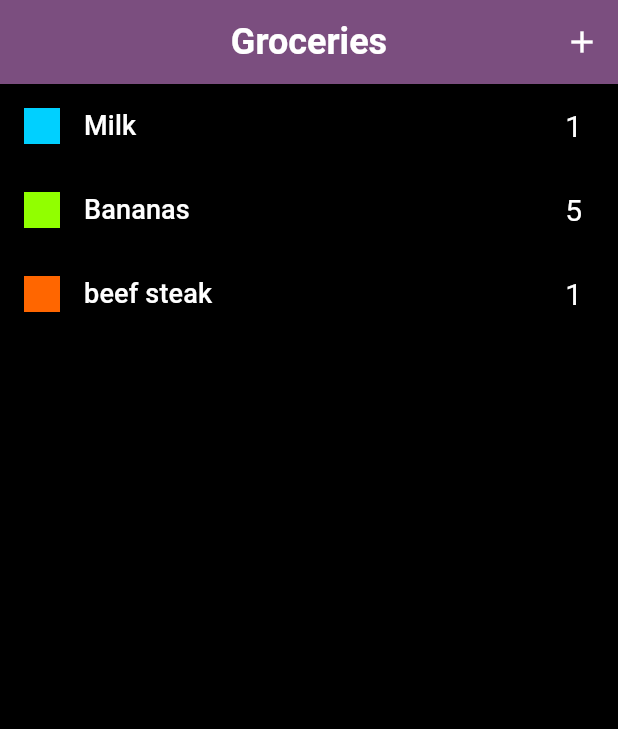
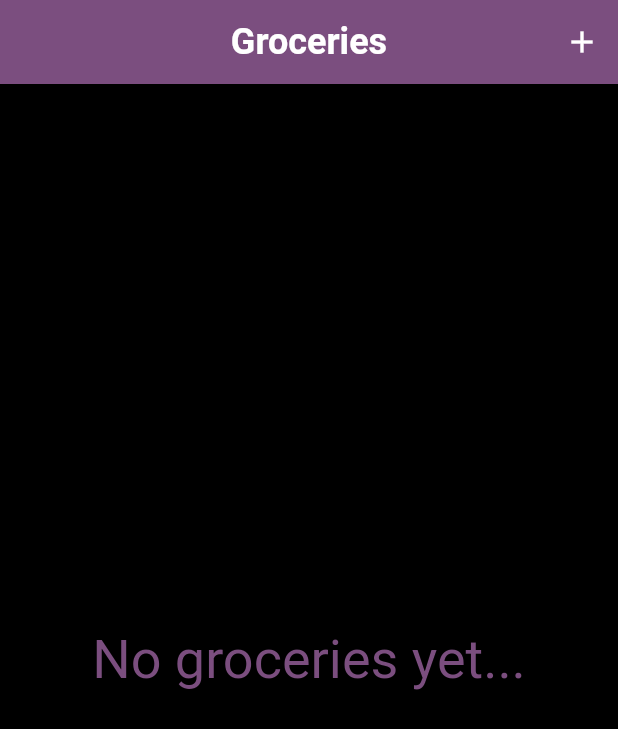
Before and after one commit to ahmedmohsen302/shopping_list_app, a Flutter app: the screen it shows after launch, on a phone screen of 412 x 824 dp. Shown: the top 729 px of the screen. Run offline on Flutter 3.47's test engine with Material 3 defaults, Android fonts, the phone set to English and light mode, and no system bars.

```diff
--- a/lib/data/groceries_data.dart
+++ /dev/null
@@ -1,24 +0,0 @@
-import 'package:shopping_list_app/data/categories.dart';
-import 'package:shopping_list_app/models/category_mode.dart';
-import 'package:shopping_list_app/models/grocery_model.dart';
-
-final groceryItem = [
-  GroceryModel(
-    id: 'a',
-    name: 'Milk',
-    quantity: 1,
-    category: categories[Category.dairy]!,
-  ),
-  GroceryModel(
-    id: 'b',
-    name: 'Bananas',
-    quantity: 5,
-    category: categories[Category.fruit]!,
-  ),
-  GroceryModel(
-    id: 'c',
-    name: 'beef steak',
-    quantity: 1,
-    category: categories[Category.meat]!,
-  ),
-];
--- a/lib/views/home_view.dart
+++ b/lib/views/home_view.dart
@@ -1,10 +1,16 @@
 import 'package:flutter/material.dart';
-import 'package:shopping_list_app/data/groceries_data.dart';
+import 'package:shopping_list_app/models/grocery_model.dart';
 import 'package:shopping_list_app/views/new_item_view.dart';
 
-class HomeView extends StatelessWidget {
+class HomeView extends StatefulWidget {
   const HomeView({super.key});
 
+  @override
+  State<HomeView> createState() => _HomeViewState();
+}
+
+class _HomeViewState extends State<HomeView> {
+  final List<GroceryModel> newGrocery = [];
   @override
   Widget build(BuildContext context) {
     return Scaffold(
@@ -12,22 +18,44 @@ class HomeView extends StatelessWidget {
         title: Text('Groceries'),
         actions: [
           IconButton(
-            onPressed: () {
-              Navigator.push(
+            onPressed: () async {
+              final newItem = await Navigator.push(
                 context,
                 MaterialPageRoute(builder: (context) => NewItemView()),
               );
+              if (newItem == null) return;
+              setState(() {
+                newGrocery.add(newItem);
+              });
             },
             icon: Icon(Icons.add),
           ),
         ],
       ),
-      body: ListView.builder(
-        itemCount: groceryItem.length,
+      body:
+          newGrocery.isEmpty
+              ? Center(
+                child: Text(
+                  'No groceries yet...',
+                  style: Theme.of(context).textTheme.titleLarge!.copyWith(
+                    color: Theme.of(context).colorScheme.primary,
+                    fontSize: 36,
+                  ),
+                ),
+              )
+              : ListView.builder(
+                itemCount: newGrocery.length,
                 itemBuilder: (context, index) {
-          return ListTile(
+                  return Dismissible(
+                    key: ValueKey(newGrocery[index].id),
+                    onDismissed: (direction) {
+                      setState(() {
+                        newGrocery.remove(newGrocery[index]);
+                      });
+                    },
+                    child: ListTile(
                       title: Text(
-              groceryItem[index].name,
+                        newGrocery[index].name,
                         style: Theme.of(context).textTheme.labelLarge!.copyWith(
                           color: Theme.of(context).colorScheme.onSecondary,
                           fontSize: 18,
@@ -36,13 +64,16 @@ class HomeView extends StatelessWidget {
                       leading: Container(
                         width: 24,
                         height: 24,
-              color: groceryItem[index].category.color,
+                        color: newGrocery[index].category.color,
                       ),
                       trailing: Text(
-              groceryItem[index].quantity.toString(),
-              style: Theme.of(context).textTheme.displayLarge!.copyWith(
+                        newGrocery[index].quantity.toString(),
+                        style: Theme.of(
+                          context,
+                        ).textTheme.displayLarge!.copyWith(
                           color: Theme.of(context).colorScheme.onSecondary,
                           fontSize: 20,
+                        ),
                       ),
                     ),
                   );
```
Also changed, not shown: lib/views/new_item_view.dart (+53 -6 lines). Lines whose indentation alone changed are shown as unchanged.
